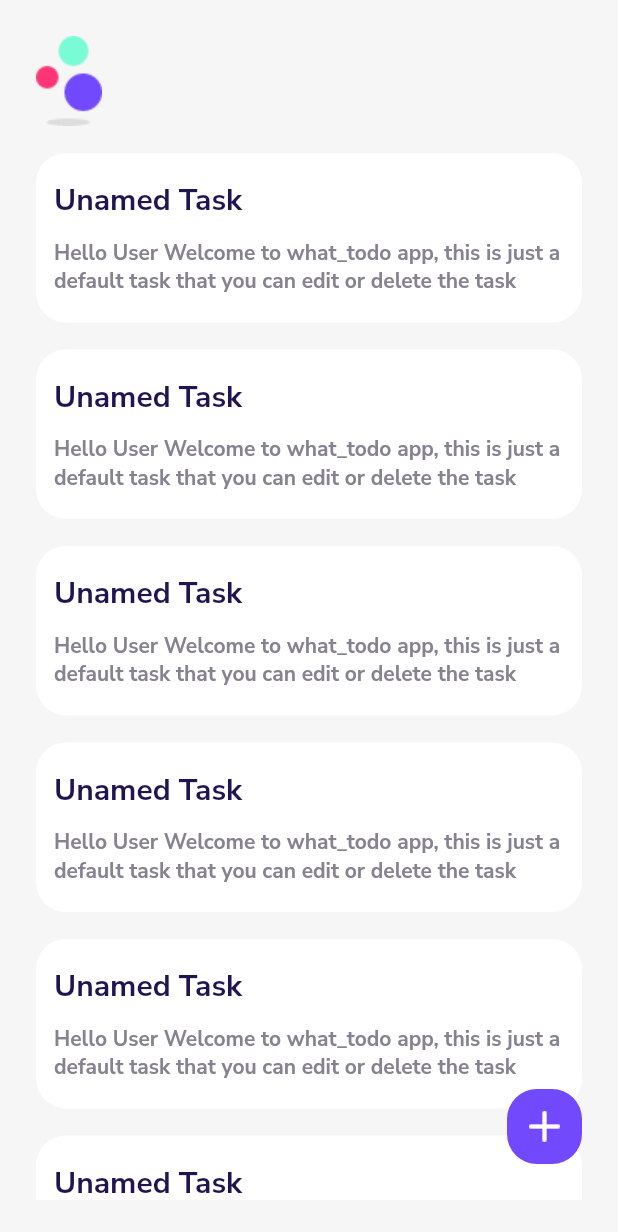
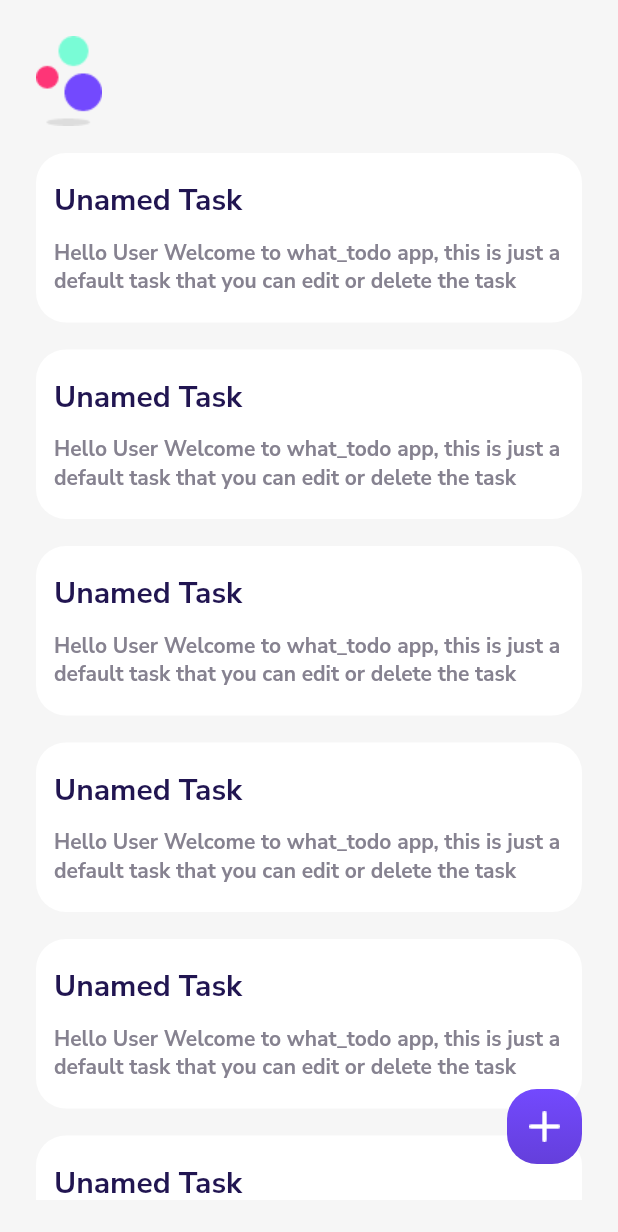
Before and after one commit to aman012001/What_Todo, a Flutter app: the screen it shows after launch, on a phone screen of 412 x 824 dp. Shown: the top 1232 px of the screen. Run offline on Flutter 3.47's test engine with Material 2 defaults, Android fonts, the phone set to English and light mode, and no system bars; our stand-ins replace google_fonts.

```diff
--- a/lib/screens/HomePage_Screen.dart
+++ b/lib/screens/HomePage_Screen.dart
@@ -20,6 +20,8 @@ class _HomepageState extends State<Homepage> {
             child: Stack(
               children: [
                 Expanded(
+                  child: ScrollConfiguration(
+                    behavior: NoGlowBehavior(),
                     child: ListView(
                       children: [ Column(
                       crossAxisAlignment: CrossAxisAlignment.start,
@@ -29,7 +31,9 @@ class _HomepageState extends State<Homepage> {
                               'assests/images/logo.png'
                           ),
                          ),
-                        TaskCard(),
+                          TaskCard(
+
+                          ),
                           TaskCard(),
                           TaskCard(),
                           TaskCard(),
@@ -38,6 +42,7 @@ class _HomepageState extends State<Homepage> {
                         ]
                        ),
                       ]
+                    ),
                   ),
                 ),
                 Positioned(
@@ -54,7 +59,11 @@ class _HomepageState extends State<Homepage> {
                       height: 50.0,
                       decoration: BoxDecoration(
                         borderRadius: BorderRadius.circular(20.0),
-                        color: Color(0xff7349fe),
+                        gradient: LinearGradient(
+                          colors: [Color(0xff7349fe),Color(0xff643fdb)],
+                          begin: Alignment(0.0,-1.0),
+                          end: Alignment(0.0,1.0),
+                        )
                       ),
                       child: Image(
                         image: AssetImage(
--- a/pubspec.yaml
+++ b/pubspec.yaml
@@ -29,6 +29,8 @@ dependencies:
   # The following adds the Cupertino Icons font to your application.
   # Use with the CupertinoIcons class for iOS style icons.
   cupertino_icons: ^0.1.3
+  sqflite:
+  path:
 
 dev_dependencies:
   flutter_test:
```
Also changed, not shown: lib/widgets.dart (+58 -0 lines), pubspec.lock. Lines whose indentation alone changed are shown as unchanged.
